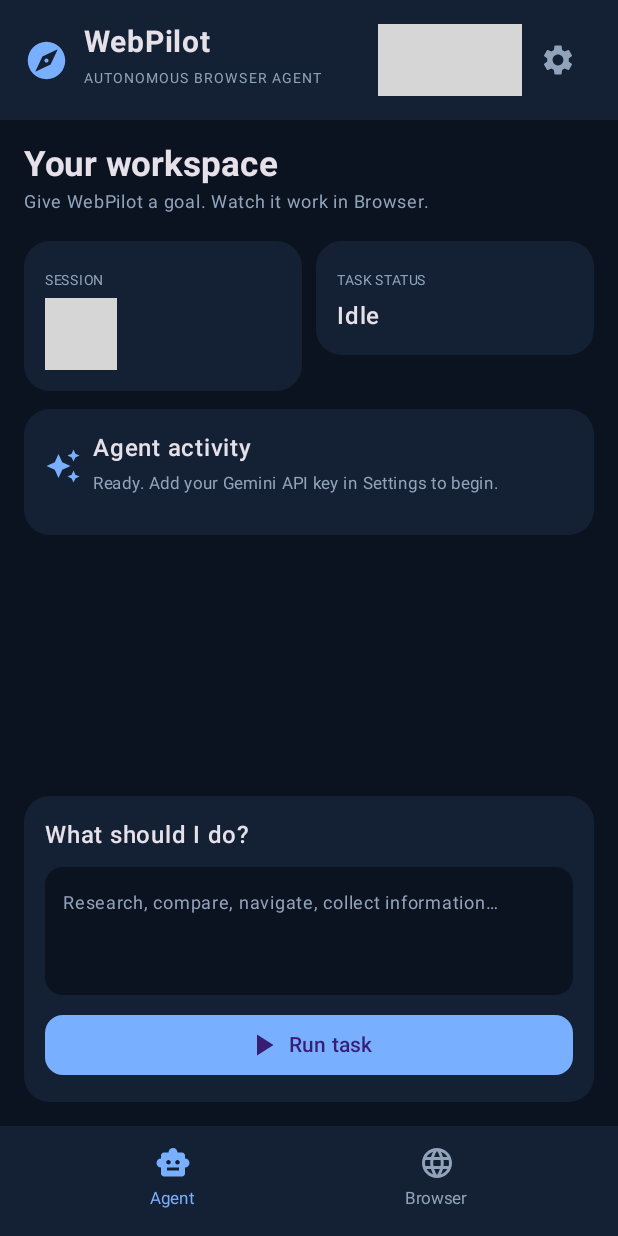
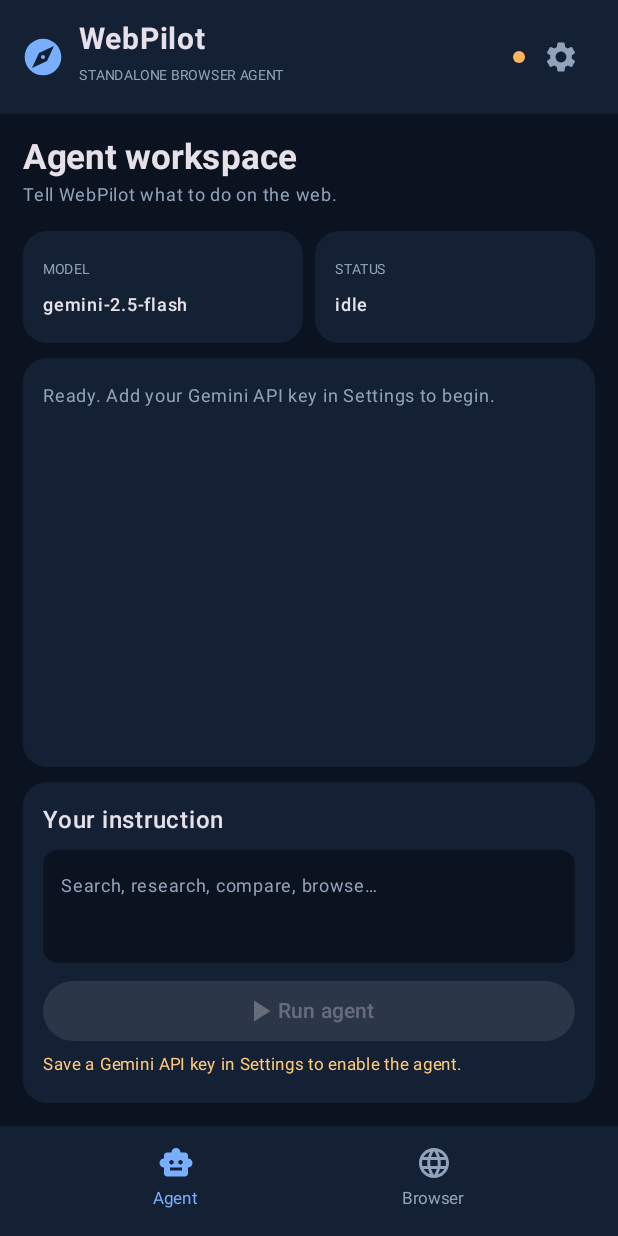
Before and after one commit to coder6573-eng/WebPilot-Ai, an Android app built with Jetpack Compose: the screen it shows after launch (MainActivity), on a phone screen of 412 x 824 dp. Run offline under Robolectric (Android 15) with nearby library versions, the phone set to English and light mode, and no system bars; 2 statements that could not run were skipped; grey boxes are pictures that could not be loaded.

Commit message:
Build standalone mobile agent and integrated browser

```diff
--- a/android/app/src/main/java/ai/webpilot/MainActivity.kt
+++ b/android/app/src/main/java/ai/webpilot/MainActivity.kt
@@ -1,7 +1,7 @@
 package ai.webpilot
-
+import android.annotation.SuppressLint
 import android.os.Bundle
-import android.graphics.BitmapFactory
+import android.webkit.*
 import androidx.activity.ComponentActivity
 import androidx.activity.compose.setContent
 import androidx.compose.foundation.*
@@ -11,6 +11,8 @@ import androidx.compose.foundation.lazy.items
 import androidx.compose.foundation.shape.CircleShape
 import androidx.compose.foundation.shape.RoundedCornerShape
 import androidx.compose.foundation.text.BasicTextField
+import androidx.compose.foundation.text.KeyboardActions
+import androidx.compose.foundation.text.KeyboardOptions
 import androidx.compose.material.icons.Icons
 import androidx.compose.material.icons.filled.*
 import androidx.compose.material3.*
@@ -18,109 +20,43 @@ import androidx.compose.runtime.*
 import androidx.compose.ui.*
 import androidx.compose.ui.draw.clip
 import androidx.compose.ui.graphics.Color
-import androidx.compose.ui.graphics.asImageBitmap
-import androidx.compose.ui.layout.ContentScale
 import androidx.compose.ui.text.font.FontWeight
+import androidx.compose.ui.text.input.*
 import androidx.compose.ui.unit.*
+import androidx.compose.ui.viewinterop.AndroidView
 import androidx.lifecycle.viewmodel.compose.viewModel
-import kotlinx.coroutines.launch
-
-private val bg=Color(0xFF0B1220); private val panel=Color(0xFF142033)
-private val card=Color(0xFF1D2D45); private val blue=Color(0xFF79AFFF)
-private val muted=Color(0xFF91A3BA); private val ink=Color(0xFFF2F6FC)
-
-class MainActivity:ComponentActivity(){
- override fun onCreate(savedInstanceState:Bundle?){super.onCreate(savedInstanceState);setContent{PilotApp()}}
+private val bg=Color(0xFF0B1220);private val panel=Color(0xFF142033);private val card=Color(0xFF1D2D45);private val blue=Color(0xFF79AFFF);private val muted=Color(0xFF91A3BA);private val ink=Color(0xFFF2F6FC)
+class MainActivity:ComponentActivity(){override fun onCreate(savedInstanceState:Bundle?){super.onCreate(savedInstanceState);setContent{PilotApp()}}}
+@Composable fun PilotApp(vm:PilotViewModel=viewModel()){
+ var settings by remember{mutableStateOf(false)}
+ MaterialTheme(colorScheme=darkColorScheme(primary=blue,background=bg,surface=panel,onSurface=ink)){Surface(Modifier.fillMaxSize(),color=bg){Column{
+  Row(Modifier.fillMaxWidth().background(panel).statusBarsPadding().padding(14.dp),verticalAlignment=Alignment.CenterVertically){Icon(Icons.Default.Explore,null,tint=blue,modifier=Modifier.size(29.dp));Spacer(Modifier.width(9.dp));Column(Modifier.weight(1f)){Text("WebPilot",fontSize=20.sp,fontWeight=FontWeight.Bold);Text("STANDALONE BROWSER AGENT",fontSize=9.sp,color=muted)};Box(Modifier.size(8.dp).clip(CircleShape).background(if(vm.keySaved)Color(0xFF4AD6A0) else Color(0xFFFFB45E)));IconButton(onClick={settings=true}){Icon(Icons.Default.Settings,null,tint=muted)}}
+  Box(Modifier.weight(1f).fillMaxWidth()){if(vm.tab=="agent")AgentScreen(vm)else BrowserScreen(vm)}
+  Row(Modifier.fillMaxWidth().background(panel).navigationBarsPadding().padding(7.dp),horizontalArrangement=Arrangement.SpaceEvenly){Nav("Agent",Icons.Default.SmartToy,vm.tab=="agent"){vm.tab="agent"};Nav("Browser",Icons.Default.Language,vm.tab=="browser"){vm.tab="browser"}}
+ }};if(settings)Settings(vm){settings=false}}
 }
-
-@Composable fun PilotApp(vm:PilotViewModel= viewModel()){
- var tab by remember{mutableStateOf("agent")}; var settings by remember{mutableStateOf(false)}
- MaterialTheme(colorScheme=darkColorScheme(primary=blue,background=bg,surface=panel,onSurface=ink)){
-  Surface(Modifier.fillMaxSize(),color=bg){Column{
-   Row(Modifier.fillMaxWidth().background(panel).padding(16.dp),verticalAlignment=Alignment.CenterVertically){
-    Icon(Icons.Default.Explore,null,tint=blue,modifier=Modifier.size(30.dp)); Spacer(Modifier.width(10.dp))
-    Column(Modifier.weight(1f)){Text("WebPilot",fontSize=20.sp,fontWeight=FontWeight.Bold);Text("AUTONOMOUS BROWSER AGENT",fontSize=9.sp,color=muted,letterSpacing=1.3.sp)}
-    Box(Modifier.size(7.dp).clip(CircleShape).background(if(vm.connected)Color(0xFF4AD6A0) else Color(0xFFFFB45E)))
-    Text(if(vm.connected)" ONLINE" else " OFFLINE",fontSize=10.sp,color=muted)
-    IconButton(onClick={settings=true}){Icon(Icons.Default.Settings,null,tint=muted)}
-   }
-   if(tab=="agent") AgentScreen(vm,Modifier.weight(1f)) else BrowserScreen(vm,Modifier.weight(1f))
-   Row(Modifier.fillMaxWidth().background(panel).navigationBarsPadding().padding(vertical=7.dp),horizontalArrangement=Arrangement.SpaceEvenly){
-    NavButton("Agent",Icons.Default.SmartToy,tab=="agent"){tab="agent"}
-    NavButton("Browser",Icons.Default.Language,tab=="browser"){tab="browser"}
-   }
-  }
-  if(settings) Settings(vm){settings=false}
+@Composable private fun Nav(label:String,icon:androidx.compose.ui.graphics.vector.ImageVector,active:Boolean,click:()->Unit){Column(Modifier.clip(RoundedCornerShape(12.dp)).clickable{click()}.padding(horizontal=42.dp,vertical=5.dp),horizontalAlignment=Alignment.CenterHorizontally){Icon(icon,null,tint=if(active)blue else muted);Text(label,color=if(active)blue else muted,fontSize=11.sp)}}
+@Composable private fun Card(mod:Modifier=Modifier,content:@Composable ColumnScope.()->Unit){Column(mod.fillMaxWidth().clip(RoundedCornerShape(16.dp)).background(panel).padding(13.dp),content=content)}
+@Composable private fun AgentScreen(vm:PilotViewModel){Column(Modifier.fillMaxSize().padding(15.dp)){
+ Text("Agent workspace",fontSize=23.sp,fontWeight=FontWeight.Bold);Text("Tell WebPilot what to do on the web.",fontSize=12.sp,color=muted);Spacer(Modifier.height(12.dp))
+ Row(horizontalArrangement=Arrangement.spacedBy(8.dp)){Card(Modifier.weight(1f)){Text("MODEL",fontSize=9.sp,color=muted);Text(vm.model,fontSize=12.sp,fontWeight=FontWeight.SemiBold)};Card(Modifier.weight(1f)){Text("STATUS",fontSize=9.sp,color=muted);Text(vm.status,fontSize=12.sp,fontWeight=FontWeight.SemiBold)}}
+ Spacer(Modifier.height(10.dp));Card(Modifier.weight(1f)){Text(vm.message,fontSize=12.sp,color=muted);Spacer(Modifier.height(8.dp));LazyColumn(Modifier.weight(1f,false)){items(vm.events.reversed()){e->Column(Modifier.padding(vertical=4.dp)){Text(e.message,fontSize=12.sp);Text(e.type.uppercase(),fontSize=9.sp,color=muted)}}}}
+ Spacer(Modifier.height(10.dp));Card{Text("Your instruction",fontWeight=FontWeight.SemiBold);Spacer(Modifier.height(8.dp));BasicTextField(vm.instruction,{vm.instruction=it},Modifier.fillMaxWidth().heightIn(min=75.dp).background(bg,RoundedCornerShape(10.dp)).padding(12.dp),textStyle=androidx.compose.ui.text.TextStyle(color=ink,fontSize=14.sp),decorationBox={inner->Box{if(vm.instruction.isBlank())Text("Search, research, compare, browse…",color=muted,fontSize=12.sp);inner()}})
+ Spacer(Modifier.height(8.dp));Button(onClick={vm.runTask()},enabled=vm.keySaved&&!vm.busy&&vm.instruction.isNotBlank(),modifier=Modifier.fillMaxWidth()){Icon(Icons.Default.PlayArrow,null);Text(if(vm.busy)"Working…" else "Run agent")}
+ if(vm.busy)OutlinedButton(onClick={vm.stopTask()},modifier=Modifier.fillMaxWidth()){Text("Stop")}
+ if(vm.error.isNotBlank())Text(vm.error,color=Color(0xFFFF9999),fontSize=10.sp)
+ if(!vm.keySaved)Text("Save a Gemini API key in Settings to enable the agent.",color=Color(0xFFFFC879),fontSize=11.sp)
+ }
+}}
+@SuppressLint("SetJavaScriptEnabled")
+@Composable private fun BrowserScreen(vm:PilotViewModel){var address by remember{mutableStateOf(vm.currentUrl)}
+ Column(Modifier.fillMaxSize().padding(10.dp)){Row(verticalAlignment=Alignment.CenterVertically){Text("Browser",fontSize=22.sp,fontWeight=FontWeight.Bold,modifier=Modifier.weight(1f));IconButton(onClick={vm.refresh()}){Icon(Icons.Default.Refresh,null,tint=blue)}}
+ Row(Modifier.fillMaxWidth().background(card,RoundedCornerShape(12.dp)).padding(horizontal=9.dp,vertical=4.dp),verticalAlignment=Alignment.CenterVertically){Icon(Icons.Default.Lock,null,tint=muted);BasicTextField(address,{address=it},Modifier.weight(1f).padding(8.dp),singleLine=true,textStyle=androidx.compose.ui.text.TextStyle(color=ink,fontSize=12.sp),keyboardOptions=KeyboardOptions(imeAction=ImeAction.Go,keyboardType=KeyboardType.Uri),keyboardActions=KeyboardActions(onGo={vm.navigate(address)}));IconButton(onClick={vm.navigate(address)}){Icon(Icons.Default.ArrowForward,null,tint=blue)}}
+ Spacer(Modifier.height(8.dp));AndroidView(Modifier.fillMaxSize().clip(RoundedCornerShape(12.dp)),factory={ctx->(vm.webView?:WebView(ctx).apply{settings.javaScriptEnabled=true;settings.domStorageEnabled=true;settings.loadsImagesAutomatically=true;settings.useWideViewPort=true;settings.loadWithOverviewMode=true;webChromeClient=WebChromeClient();webViewClient=object:WebViewClient(){override fun onPageFinished(view:WebView,url:String){vm.currentUrl=url;vm.pageTitle=view.title?:url}};loadUrl(vm.currentUrl)}.also{vm.attach(it)})},update={vm.attach(it)})
  }}
-}
-
-@Composable private fun NavButton(label:String,icon:androidx.compose.ui.graphics.vector.ImageVector,active:Boolean,onClick:()->Unit){
- Column(Modifier.clip(RoundedCornerShape(12.dp)).clickable{onClick()}.padding(horizontal=40.dp,vertical=5.dp),horizontalAlignment=Alignment.CenterHorizontally){
-  Icon(icon,null,tint=if(active)blue else muted);Text(label,color=if(active)blue else muted,fontSize=11.sp)
- }
-}
-@Composable private fun PanelCard(modifier:Modifier=Modifier,content:@Composable ColumnScope.()->Unit){
- Column(modifier.fillMaxWidth().clip(RoundedCornerShape(17.dp)).background(panel).padding(14.dp),content=content)
-}
-@Composable private fun AgentScreen(vm:PilotViewModel,modifier:Modifier=Modifier){
- val scope= rememberCoroutineScope()
- Column(modifier.fillMaxSize().padding(16.dp)){
-  Text("Your workspace",fontSize=23.sp,fontWeight=FontWeight.Bold);Text("Give WebPilot a goal. Watch it work in Browser.",fontSize=12.sp,color=muted)
-  Spacer(Modifier.height(14.dp))
-  Row(horizontalArrangement=Arrangement.spacedBy(9.dp)){
-   PanelCard(Modifier.weight(1f)){Text("SESSION",fontSize=9.sp,color=muted);Text(if(vm.sessionId.isBlank())"Not started" else "Connected",fontWeight=FontWeight.SemiBold)}
-   PanelCard(Modifier.weight(1f)){Text("TASK STATUS",fontSize=9.sp,color=muted);Text(vm.status.replace('_',' ').replaceFirstChar{it.uppercase()},fontWeight=FontWeight.SemiBold)}
-  }
-  Spacer(Modifier.height(12.dp))
-  PanelCard{
-   Row(verticalAlignment=Alignment.CenterVertically){Icon(Icons.Default.AutoAwesome,null,tint=blue);Spacer(Modifier.width(8.dp));Column{Text("Agent activity",fontWeight=FontWeight.SemiBold);Text(vm.message,color=muted,fontSize=11.sp)}}
-   Spacer(Modifier.height(8.dp))
-   LazyColumn(Modifier.heightIn(max=180.dp)){items(vm.events.reversed()){e->
-    Row(Modifier.padding(vertical=4.dp),verticalAlignment=Alignment.Top){Box(Modifier.padding(top=5.dp).size(6.dp).clip(CircleShape).background(blue));Spacer(Modifier.width(8.dp));Column{Text(e.message,fontSize=12.sp);Text(e.type.uppercase(),fontSize=9.sp,color=muted)}}
-   }}
-  }
-  Spacer(Modifier.weight(1f))
-  PanelCard{
-   Text("What should I do?",fontWeight=FontWeight.SemiBold)
-   Spacer(Modifier.height(9.dp))
-   BasicTextField(value=vm.instruction,onValueChange={vm.instruction=it},modifier=Modifier.fillMaxWidth().heightIn(min=85.dp).clip(RoundedCornerShape(12.dp)).background(bg).padding(12.dp),textStyle=androidx.compose.ui.text.TextStyle(color=ink,fontSize=14.sp),decorationBox={inner->Box{if(vm.instruction.isBlank())Text("Research, compare, navigate, collect information…",color=muted,fontSize=12.sp);inner()}})
-   Spacer(Modifier.height(9.dp))
-   Button(onClick={scope.launch{vm.runTask()}},enabled=vm.connected&&vm.instruction.isNotBlank()&&vm.status!="running"&&vm.status!="awaiting_approval",modifier=Modifier.fillMaxWidth(),shape=RoundedCornerShape(12.dp)){
-    Icon(Icons.Default.PlayArrow,null);Spacer(Modifier.width(5.dp));Text("Run task")
-   }
-   if(vm.status=="running") OutlinedButton(onClick={scope.launch{vm.stopTask()}},modifier=Modifier.fillMaxWidth()){Icon(Icons.Default.Stop,null);Spacer(Modifier.width(6.dp));Text("Stop task")}
-   if(vm.status=="awaiting_approval"){
-    Text("The agent is waiting for approval. Review the browser before proceeding.",color=Color(0xFFFFC879),fontSize=11.sp)
-    Row(horizontalArrangement=Arrangement.spacedBy(8.dp)){
-     Button(onClick={scope.launch{vm.resolveApproval(true)}},modifier=Modifier.weight(1f)){Text("Approve")}
-     OutlinedButton(onClick={scope.launch{vm.resolveApproval(false)}},modifier=Modifier.weight(1f)){Text("Reject")}
-    }
-   }
-   if(vm.error.isNotBlank())Text(vm.error,color=Color(0xFFFF9A9A),fontSize=10.sp)
-  }
- }
-}
-@Composable private fun BrowserScreen(vm:PilotViewModel,modifier:Modifier=Modifier){
- val scope= rememberCoroutineScope()
- Column(modifier.fillMaxSize().padding(15.dp)){
-  Text("Remote browser",fontSize=23.sp,fontWeight=FontWeight.Bold);Text("Live view of the remote Chromium session.",fontSize=12.sp,color=muted)
-  Spacer(Modifier.height(12.dp))
-  Row(Modifier.fillMaxWidth().clip(RoundedCornerShape(12.dp)).background(card).padding(10.dp),verticalAlignment=Alignment.CenterVertically){
-   Icon(Icons.Default.Public,null,tint=blue);Spacer(Modifier.width(8.dp));Text(vm.url.ifBlank{"Waiting for browser…"},fontSize=11.sp,maxLines=1,modifier=Modifier.weight(1f));IconButton(onClick={scope.launch{vm.refresh()}}){Icon(Icons.Default.Refresh,null,tint=muted)}
-  }
-  Spacer(Modifier.height(10.dp))
-  Box(Modifier.fillMaxWidth().weight(1f).clip(RoundedCornerShape(16.dp)).background(Color(0xFF070B12)),Alignment.Center){
-   val image=remember(vm.screenshot){try{vm.screenshot?.let{BitmapFactory.decodeByteArray(it,0,it.size)?.asImageBitmap()}}catch(_:Exception){null}}
-   if(image!=null)Image(image,null,Modifier.fillMaxSize(),contentScale=ContentScale.Fit)
-   else Column(horizontalAlignment=Alignment.CenterHorizontally){Icon(Icons.Default.Language,null,tint=muted,modifier=Modifier.size(42.dp));Text("Browser preview",fontWeight=FontWeight.SemiBold);Text("Connect a backend in Settings.",fontSize=11.sp,color=muted)}
-  }
-  Spacer(Modifier.height(10.dp))
-  OutlinedButton(onClick={scope.launch{vm.refresh()}},modifier=Modifier.fillMaxWidth()){Icon(Icons.Default.Visibility,null);Spacer(Modifier.width(7.dp));Text("Refresh browser view")}
- }
-}
-@Composable private fun Settings(vm:PilotViewModel,onClose:()->Unit){
- var address by remember{mutableStateOf(vm.baseUrl)}
- AlertDialog(onDismissRequest=onClose,containerColor=panel,title={Text("Backend connection")},text={
-  Column{Text("Backend URL",color=muted,fontSize=12.sp);OutlinedTextField(value=address,onValueChange={address=it},singleLine=true);Text("Emulator: http://10.0.2.2:8000 · Phone: server LAN IP or HTTPS URL",fontSize=10.sp,color=muted);if(vm.error.isNotBlank())Text(vm.error,color=Color.Red,fontSize=11.sp)}
- },confirmButton={TextButton(onClick={vm.baseUrl=address.trim().trimEnd('/');onClose();vm.connect()}){Text("Connect")}},dismissButton={TextButton(onClick=onClose){Text("Cancel")}})
-}
+@Composable private fun Settings(vm:PilotViewModel,close:()->Unit){AlertDialog(onDismissRequest=close,containerColor=panel,title={Text("Settings")},text={Column(verticalArrangement=Arrangement.spacedBy(8.dp)){
+ Text("Google Gemini API key",fontWeight=FontWeight.SemiBold);OutlinedTextField(vm.keyInput,{vm.keyInput=it},singleLine=true,label={Text("API key")},visualTransformation=PasswordVisualTransformation(),modifier=Modifier.fillMaxWidth())
+ Text("Encrypted on this device. Sent directly to Google's Gemini API when a task runs.",fontSize=10.sp,color=muted)
+ OutlinedTextField(vm.modelInput,{vm.modelInput=it},singleLine=true,label={Text("Model")},modifier=Modifier.fillMaxWidth());Text("Default: gemini-2.5-flash",fontSize=10.sp,color=muted)
+ if(vm.keySaved)Text("Key saved securely.",color=Color(0xFF4AD6A0),fontSize=11.sp);if(vm.error.isNotBlank())Text(vm.error,color=Color.Red,fontSize=11.sp)
+ }},confirmButton={TextButton(onClick={vm.saveSettings();if(vm.keySaved)close()}){Text("Save")}},dismissButton={Row{TextButton(onClick={vm.clearKey()}){Text("Remove key")};TextButton(onClick=close){Text("Close")}}})}
```
